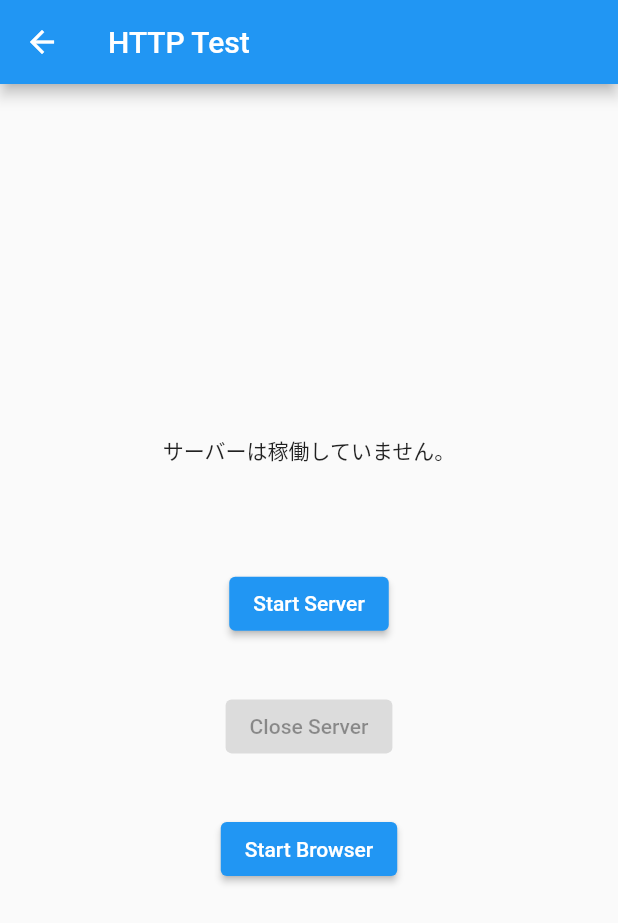
After one commit to kenta-wakasa/flutter_playground, a Flutter app: the HttpTestPage screen opened directly, after a tap on "Start Server", on a phone screen of 412 x 824 dp. The commit adds this screen. Shown: the top 923 px of the screen. Run offline on Flutter 3.47's test engine with Material 2 defaults, Android fonts, the phone set to English and light mode, and no system bars; our stand-ins replace file_picker, flutter_riverpod, freezed_annotation; missing offline and left inert: flutter_inappwebview; generated files the repository leaves out were written again.

Commit message:
ローカルサーバーを立てる

```diff
--- a/lib/main.dart
+++ b/lib/main.dart
@@ -1,8 +1,5 @@
-import 'dart:io';
-
 import 'package:flutter/material.dart';
 import 'package:flutter_riverpod/flutter_riverpod.dart';
-
 import 'ui/sample_list/sample_list_page.dart';
 import 'utils/app.dart';
 
--- a/lib/ui/clear_button/clear_button_page.dart
+++ b/lib/ui/clear_button/clear_button_page.dart
@@ -34,7 +34,7 @@ class ClearButtonPage extends ConsumerWidget {
               children: [
                 const Text(
                   'ダイアログを開く',
-                  style: const TextStyle(
+                  style: TextStyle(
                     fontSize: 20,
                   ),
                 ),
--- /dev/null
+++ b/lib/ui/http_test/http_test_controller.dart
@@ -0,0 +1,41 @@
+import 'package:flutter/material.dart';
+import 'package:flutter_inappwebview/flutter_inappwebview.dart';
+
+import 'my_chrome_safari_browser.dart';
+import 'my_http_server.dart';
+
+final localhostServer = MyHttpServer();
+
+class HttpTestController extends ChangeNotifier {
+  HttpTestController();
+
+  final browser = MyChromeSafariBrowser(MyInAppBrowser());
+
+  Future<void> testHttp() async {
+    await browser.open(
+      url: 'http://192.168.11.43:5500/sample_web/index.html',
+      options: ChromeSafariBrowserClassOptions(
+        android: AndroidChromeCustomTabsOptions(addDefaultShareMenuItem: false),
+        ios: IOSSafariOptions(barCollapsingEnabled: true),
+      ),
+    );
+  }
+
+  Future<void> startLocalHostServer() async {
+    await localhostServer.start();
+    notifyListeners();
+  }
+
+  Future<void> closeLocalHostServer() async {
+    await localhostServer.close();
+    notifyListeners();
+  }
+
+  String getServerAddress() {
+    var address = localhostServer.address;
+    address == null
+        ? address = 'サーバーは稼働していません。'
+        : address = 'サーバーが $address で稼働中です。';
+    return address;
+  }
+}
--- /dev/null
+++ b/lib/ui/http_test/http_test_page.dart
@@ -0,0 +1,59 @@
+import 'package:flutter/material.dart';
+import 'package:flutter_riverpod/flutter_riverpod.dart';
+
+import 'http_test_controller.dart';
+
+final httpTestProvider = ChangeNotifierProvider.autoDispose<HttpTestController>(
+  (ref) => HttpTestController(),
+);
+
+class HttpTestPage extends ConsumerWidget {
+  const HttpTestPage({Key key}) : super(key: key);
+  static const String title = 'HTTP TEST';
+  @override
+  Widget build(BuildContext context, ScopedReader watch) {
+    final _provider = watch(httpTestProvider);
+
+    return Scaffold(
+      appBar: AppBar(
+        title: const Text('HTTP Test'),
+      ),
+      body: Center(
+        child: SizedBox(
+          height: 300,
+          child: Column(
+            crossAxisAlignment: CrossAxisAlignment.center,
+            children: [
+              Text(_provider.getServerAddress()),
+              const Spacer(flex: 2),
+              ElevatedButton(
+                onPressed: localhostServer.address != null
+                    ? null
+                    : () async {
+                        await _provider.startLocalHostServer();
+                      },
+                child: const Text('Start Server'),
+              ),
+              const Spacer(flex: 1),
+              ElevatedButton(
+                onPressed: localhostServer.address == null
+                    ? null
+                    : () async {
+                        await _provider.closeLocalHostServer();
+                      },
+                child: const Text('Close Server'),
+              ),
+              const Spacer(flex: 1),
+              ElevatedButton(
+                onPressed: () async {
+                  await _provider.testHttp();
+                },
+                child: const Text('Start Browser'),
+              ),
+            ],
+          ),
+        ),
+      ),
+    );
+  }
+}
--- /dev/null
+++ b/lib/ui/http_test/my_http_server.dart
@@ -0,0 +1,74 @@
+import 'dart:async';
+import 'dart:convert';
+import 'dart:io';
+
+///This class allows you to create a simple server on `http://localhost:[port]/` in order to be able to load your assets file on a server. The default [port] value is `8080`.
+class MyHttpServer {
+  MyHttpServer({int port = 8080}) {
+    _port = port;
+  }
+  HttpServer _server;
+  int _port = 8080;
+
+  final String _javaScript = ''
+      'document.test_name = \'Hello Local Http Server\';\n'
+      'document.my_name = \'kenta-wakasa\';\n';
+
+  Future<void> start() async {
+    if (_server != null) {
+      throw Exception('Server already started on http://localhost:$_port');
+    }
+
+    final completer = Completer<String>();
+
+    await runZoned(
+      () async {
+        _server = await HttpServer.bind('127.0.0.1', _port);
+        _server.listen(
+          (HttpRequest request) async {
+            var path = request.requestedUri.path;
+            print('New req: ${request.requestedUri}');
+            path = (path.startsWith('/')) ? path.substring(1) : path;
+            path += (path.endsWith('/')) ? 'index.html' : '';
+            if (path == 'testdata') {
+              request.response.headers.contentType =
+                  ContentType('text', 'javascript', charset: 'utf-8');
+              request.response.add(
+                utf8.encode(_javaScript),
+              );
+              await request.response.close();
+            } else {
+              print('Not supported: $path');
+              request.response.addError('Not supported: $path');
+              await request.response.close();
+              return;
+            }
+          },
+        );
+        completer.complete('complete!');
+      },
+    );
+    runZonedGuarded(
+      () {},
+      (e, stackTrace) {
+        print('Error: $e $stackTrace');
+        completer.completeError('Error: $e $stackTrace');
+      },
+    );
+
+    return completer.future;
+  }
+
+  ///Closes the server.
+  Future<void> close() async {
+    if (_server != null) {
+      await _server.close(force: true);
+      print('Server running on http://localhost:$_port closed');
+      _server = null;
+    }
+  }
+
+  String get address {
+    return _server?.address?.address;
+  }
+}
--- a/lib/ui/sample_list/sample_list_controller.dart
+++ b/lib/ui/sample_list/sample_list_controller.dart
@@ -1,5 +1,4 @@
 import 'package:flutter/material.dart';
-import 'package:flutter_playground/ui/movable_box/movable_box_page.dart';
 
 import 'package:flutter_riverpod/flutter_riverpod.dart';
 
@@ -8,6 +7,7 @@ import '../clear_button/clear_button_page.dart';
 import '../counter/counter_page.dart';
 import '../file_picker/file_picker_page.dart';
 import '../freezed/freezed_page.dart';
+import '../http_test/http_test_page.dart';
 import '../io/io_page.dart';
 import '../movable_box/movable_box_page.dart';
 import '../stopwatch/stopwatch_page.dart';
@@ -55,6 +55,11 @@ class SampleListController extends ChangeNotifier {
         description: 'ドラッグでオブジェクトを動かしたい。',
         page: MovableBoxPage(),
       ),
+      const SampleData(
+        title: HttpTestPage.title,
+        description: 'サーバーと通信してみたい',
+        page: HttpTestPage(),
+      ),
     ];
   }
   List<SampleData> sampleDataList;
--- a/pubspec.yaml
+++ b/pubspec.yaml
@@ -13,6 +13,7 @@ dependencies:
   file_picker: ^2.1.5+1
   flutter:
     sdk: flutter
+  flutter_inappwebview: ^4.0.0+4
   flutter_riverpod: ^0.12.1
   freezed_annotation: ^0.12.0
   json_serializable: ^3.5.1
```
Also changed, not shown: lib/ui/http_test/my_chrome_safari_browser.dart (added, +42 -0 lines), pubspec.lock, 3 other files.
